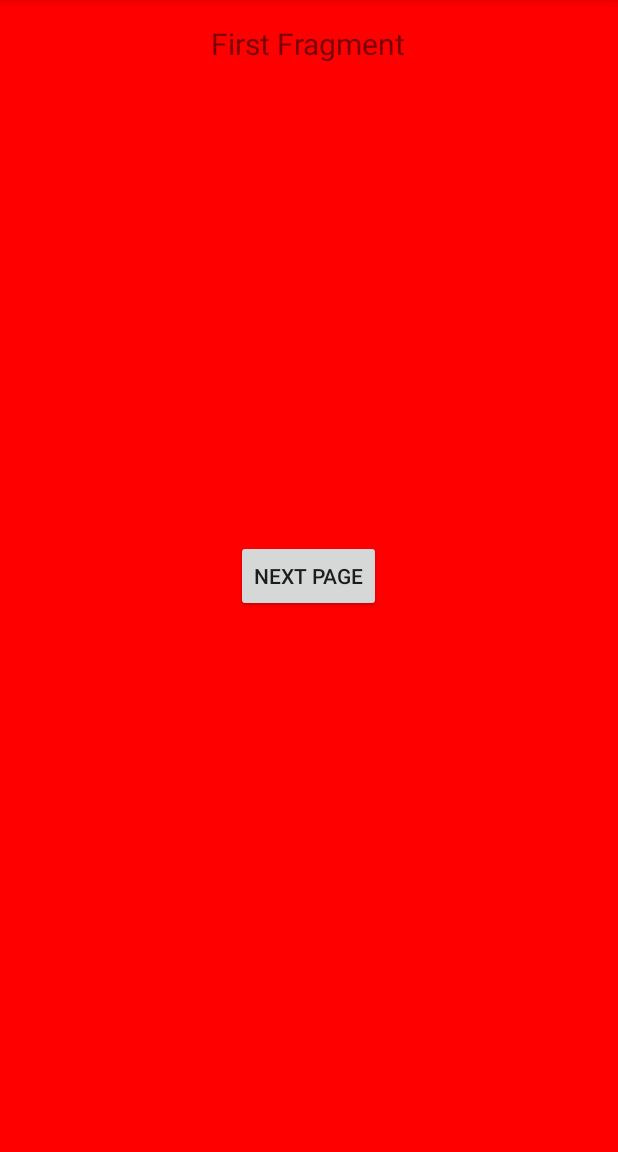
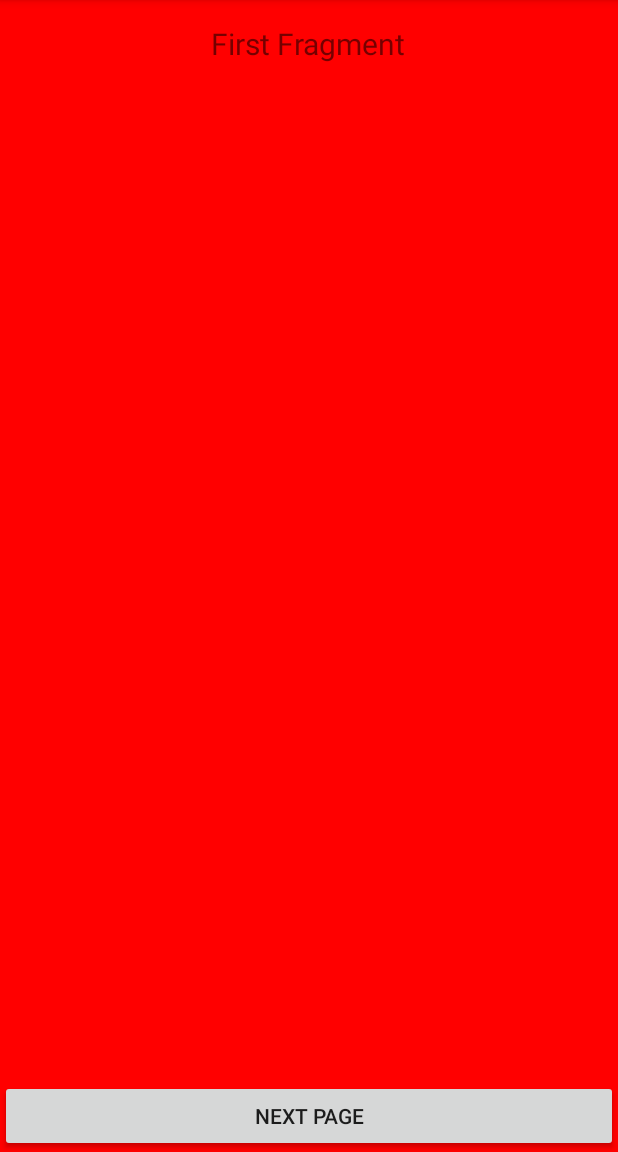
Before and after one commit to WeZaPro/ChangeRate5, an Android app: the screen it shows after launch (MainActivity), on a phone screen of 412 x 824 dp, the part 84-1236 px from its top. Run offline under Robolectric (Android 15) with nearby library versions, the phone set to English and light mode, and no system bars.

Commit message:
Update-1

```diff
--- a/app/src/main/res/layout/fragment_first.xml
+++ b/app/src/main/res/layout/fragment_first.xml
@@ -14,9 +14,10 @@
 
     <Button
         android:id="@+id/btnNextPage"
-        android:layout_width="wrap_content"
+        android:layout_width="match_parent"
         android:layout_height="wrap_content"
-        android:layout_gravity="center"
-        android:text="Next Page" />
+        android:layout_gravity="bottom"
+        android:text="Next Page"
+        />
 
 </FrameLayout>
```
Also changed, not shown: app/src/main/res/layout/fragment_second.xml (+4 -3 lines), app/src/main/res/layout/fragment_third.xml (+4 -3 lines).
